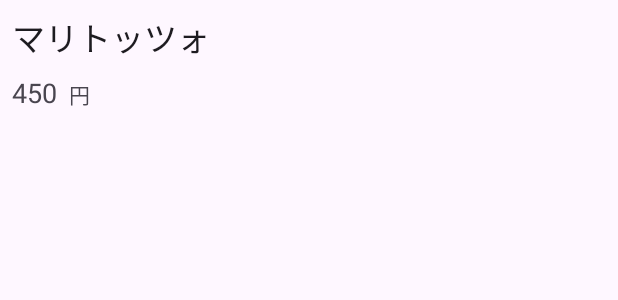
After one commit to itc-s22021/Android1, an Android app: the layout menu_row.xml on its own in the app's theme, with its tools: preview values and no code run, on a phone screen of 412 x 824 dp. The commit adds this screen. Shown: the top 300 px of the screen. Run offline under Robolectric (Android 15) with nearby library versions, the phone set to English and light mode, and no system bars.

Commit message:
商品情報を追加

```diff
--- a/FragmentSample/app/src/main/AndroidManifest.xml
+++ b/FragmentSample/app/src/main/AndroidManifest.xml
@@ -13,6 +13,9 @@
         android:theme="@style/Theme.FragmentSample"
         tools:targetApi="31">
         <activity
+            android:name=".MenuListFragment"
+            android:exported="false" />
+        <activity
             android:name=".MainActivity"
             android:exported="true">
             <intent-filter>
--- /dev/null
+++ b/FragmentSample/app/src/main/res/layout/menu_row.xml
@@ -0,0 +1,37 @@
+<?xml version="1.0" encoding="utf-8"?>
+<androidx.constraintlayout.widget.ConstraintLayout xmlns:android="http://schemas.android.com/apk/res/android"
+    xmlns:app="http://schemas.android.com/apk/res-auto"
+    xmlns:tools="http://schemas.android.com/tools"
+    android:layout_width="match_parent"
+    android:layout_height="match_parent">
+
+    <TextView
+        android:id="@+id/menuName"
+        android:layout_width="wrap_content"
+        android:layout_height="wrap_content"
+        android:layout_marginStart="8dp"
+        android:layout_marginTop="8dp"
+        android:text="マリトッツォ"
+        android:textAppearance="@style/TextAppearance.AppCompat.Large"
+        app:layout_constraintStart_toStartOf="parent"
+        app:layout_constraintTop_toTopOf="parent" />
+
+    <TextView
+        android:id="@+id/menuPrice"
+        android:layout_width="wrap_content"
+        android:layout_height="wrap_content"
+        android:layout_marginTop="8dp"
+        android:text="450"
+        android:textAppearance="@style/TextAppearance.AppCompat.Medium"
+        app:layout_constraintStart_toStartOf="@+id/menuName"
+        app:layout_constraintTop_toBottomOf="@+id/menuName" />
+
+    <TextView
+        android:id="@+id/priceUnit"
+        android:layout_width="wrap_content"
+        android:layout_height="wrap_content"
+        android:layout_marginStart="8dp"
+        android:text="@string/tv_price_unit"
+        app:layout_constraintBaseline_toBaselineOf="@+id/menuPrice"
+        app:layout_constraintStart_toEndOf="@+id/menuPrice" />
+</androidx.constraintlayout.widget.ConstraintLayout>
```
Also changed, not shown: FragmentSample/app/src/main/java/jp/ac/it_college/std/s22021/fragmentsample/MenuListFragment.kt (added, +11 -0 lines), FragmentSample/app/src/main/res/layout/activity_menu_list.xml (added, +15 -0 lines), FragmentSample/app/src/main/res/values/strings.xml (+8 -1 lines).
